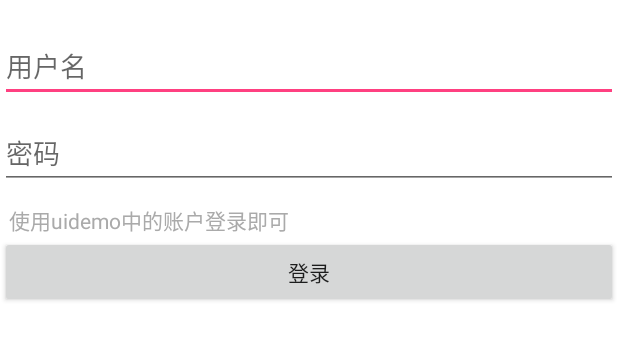
After one commit to Superingxz/EaseChat, an Android app: the layout activity_login.xml on its own in the app's theme, with its tools: preview values and no code run, on a phone screen of 412 x 824 dp. The commit adds this screen. Shown: the top 340 px of the screen. Run offline under Robolectric (Android 15) with nearby library versions, the phone set to English and light mode, and no system bars.

Commit message:
1.create new activity.

```diff
--- a/app/src/main/java/com/hyphenate/chatuidemo/DemoApplication.java
+++ b/app/src/main/java/com/hyphenate/chatuidemo/EaseChatApplication.java
@@ -24,10 +24,10 @@ import com.hyphenate.chatuidemo.utils.HuanXinHelper;
 //import io.fabric.sdk.android.Fabric;
 // ============== fabric end
 
-public class DemoApplication extends Application {
+public class EaseChatApplication extends Application {
 
 	public static Context applicationContext;
-	private static DemoApplication instance;
+	private static EaseChatApplication instance;
 	// login user name
 	public final String PREF_USERNAME = "username";
 
@@ -83,7 +83,7 @@ public class DemoApplication extends Application {
 		//end of red packet code*/
 	}
 
-	public static DemoApplication getInstance() {
+	public static EaseChatApplication getInstance() {
 		return instance;
 	}
 
--- a/app/src/main/java/com/hyphenate/chatuidemo/db/DemoDBManager.java
+++ b/app/src/main/java/com/hyphenate/chatuidemo/db/DemoDBManager.java
@@ -5,8 +5,8 @@ import android.database.Cursor;
 import android.database.sqlite.SQLiteDatabase;
 import android.text.TextUtils;
 
-import com.hyphenate.chatuidemo.Constant;
-import com.hyphenate.chatuidemo.DemoApplication;
+import com.hyphenate.chatuidemo.utils.Constant;
+import com.hyphenate.chatuidemo.EaseChatApplication;
 import com.hyphenate.chatuidemo.domain.InviteMessage;
 import com.hyphenate.chatuidemo.domain.InviteMessage.InviteMessageStatus;
 import com.hyphenate.chatuidemo.domain.RobotUser;
@@ -25,7 +25,7 @@ public class DemoDBManager {
     private DbOpenHelper dbHelper;
 
     private DemoDBManager(){
-        dbHelper = DbOpenHelper.getInstance(DemoApplication.getInstance().getApplicationContext());
+        dbHelper = DbOpenHelper.getInstance(EaseChatApplication.getInstance().getApplicationContext());
     }
 
     public static synchronized DemoDBManager getInstance(){
--- a/app/src/main/java/com/hyphenate/chatuidemo/domain/EmojiconExampleGroupData.java
+++ b/app/src/main/java/com/hyphenate/chatuidemo/domain/EmojiconExampleGroupData.java
@@ -1,6 +1,6 @@
 package com.hyphenate.chatuidemo.domain;
 
-import com.hyphenate.chatuidemo.DemoApplication;
+import com.hyphenate.chatuidemo.EaseChatApplication;
 import com.hyphenate.chatuidemo.R;
 import com.hyphenate.easeui.domain.EaseEmojicon;
 import com.hyphenate.easeui.domain.EaseEmojicon.Type;
@@ -58,7 +58,7 @@ public class EmojiconExampleGroupData {
             datas[i] = new EaseEmojicon(icons[i], null, Type.BIG_EXPRESSION);
             datas[i].setBigIcon(bigIcons[i]);
             //you can replace this to any you want
-            datas[i].setName(DemoApplication.getInstance().getApplicationContext().getString(R.string.emojicon_test_name)+ (i+1));
+            datas[i].setName(EaseChatApplication.getInstance().getApplicationContext().getString(R.string.emojicon_test_name)+ (i+1));
             datas[i].setIdentityCode("em"+ (1000+i+1));
         }
         emojiconGroupEntity.setEmojiconList(Arrays.asList(datas));
--- a/app/src/main/java/com/hyphenate/chatuidemo/ui/ChatActivity.java
+++ b/app/src/main/java/com/hyphenate/chatuidemo/ui/ChatActivity.java
@@ -7,6 +7,7 @@ import android.support.annotation.NonNull;
 import com.hyphenate.chatuidemo.MainActivity;
 import com.hyphenate.chatuidemo.R;
 import com.hyphenate.chatuidemo.runtimepermissions.PermissionsManager;
+import com.hyphenate.easeui.EaseConstant;
 import com.hyphenate.easeui.ui.EaseChatFragment;
 import com.hyphenate.util.EasyUtils;
 
@@ -25,7 +26,7 @@ public class ChatActivity extends BaseActivity{
         setContentView(R.layout.em_activity_chat);
         activityInstance = this;
         //get user id or group id
-        toChatUsername = getIntent().getExtras().getString("userId");
+        toChatUsername = getIntent().getExtras().getString(EaseConstant.EXTRA_USER_ID);
         //use EaseChatFratFragment
         chatFragment = new EaseChatFragment();
         //pass parameters to chat fragment
--- a/app/src/main/java/com/hyphenate/chatuidemo/Constant.java
+++ b/app/src/main/java/com/hyphenate/chatuidemo/utils/Constant.java
@@ -11,7 +11,7 @@
  * See the License for the specific language governing permissions and
  * limitations under the License.
  */
-package com.hyphenate.chatuidemo;
+package com.hyphenate.chatuidemo.utils;
 
 import com.hyphenate.easeui.EaseConstant;
 
--- a/app/src/main/java/com/hyphenate/chatuidemo/DemoModel.java
+++ b/app/src/main/java/com/hyphenate/chatuidemo/utils/DemoModel.java
@@ -1,10 +1,9 @@
-package com.hyphenate.chatuidemo;
+package com.hyphenate.chatuidemo.utils;
 
 import android.content.Context;
 
 import com.hyphenate.chatuidemo.db.UserDao;
 import com.hyphenate.chatuidemo.domain.RobotUser;
-import com.hyphenate.chatuidemo.utils.PreferenceManager;
 import com.hyphenate.easeui.domain.EaseUser;
 import com.hyphenate.easeui.model.EaseAtMessageHelper;
 
--- a/app/src/main/java/com/hyphenate/chatuidemo/utils/HuanXinHelper.java
+++ b/app/src/main/java/com/hyphenate/chatuidemo/utils/HuanXinHelper.java
@@ -30,8 +30,6 @@ import com.hyphenate.chat.EMMessage.Type;
 import com.hyphenate.chat.EMMucSharedFile;
 import com.hyphenate.chat.EMOptions;
 import com.hyphenate.chat.EMTextMessageBody;
-import com.hyphenate.chatuidemo.Constant;
-import com.hyphenate.chatuidemo.DemoModel;
 import com.hyphenate.chatuidemo.MainActivity;
 import com.hyphenate.chatuidemo.R;
 import com.hyphenate.chatuidemo.db.DemoDBManager;
--- a/app/src/main/java/com/hyphenate/chatuidemo/widget/ChatRowVoiceCall.java
+++ b/app/src/main/java/com/hyphenate/chatuidemo/widget/ChatRowVoiceCall.java
@@ -6,7 +6,7 @@ import android.widget.TextView;
 
 import com.hyphenate.chat.EMMessage;
 import com.hyphenate.chat.EMTextMessageBody;
-import com.hyphenate.chatuidemo.Constant;
+import com.hyphenate.chatuidemo.utils.Constant;
 import com.hyphenate.easeui.R;
 import com.hyphenate.easeui.widget.chatrow.EaseChatRow;
 
--- /dev/null
+++ b/app/src/main/res/layout/activity_login.xml
@@ -0,0 +1,40 @@
+<?xml version="1.0" encoding="utf-8"?>
+<LinearLayout xmlns:android="http://schemas.android.com/apk/res/android"
+    android:layout_width="match_parent"
+    android:layout_height="match_parent"
+    android:background="#fff"
+    android:orientation="vertical" >
+
+    <EditText
+        android:id="@+id/et_username"
+        android:layout_width="match_parent"
+        android:layout_height="wrap_content"
+        android:hint="用户名"
+        android:layout_marginTop="20dp"
+        />
+
+    <EditText
+        android:layout_marginTop="10dp"
+        android:id="@+id/et_password"
+        android:layout_width="match_parent"
+        android:layout_height="wrap_content"
+        android:hint="密码"
+        android:inputType="textPassword" />
+
+
+    <TextView
+        android:layout_marginTop="10dp"
+        android:layout_width="wrap_content"
+        android:layout_height="wrap_content"
+        android:layout_marginLeft="6dp"
+        android:layout_marginRight="6dp"
+        android:text="使用uidemo中的账户登录即可"
+        android:textColor="@android:color/darker_gray"
+        />
+    <Button
+        android:id="@+id/btn_login"
+        android:layout_width="match_parent"
+        android:layout_height="wrap_content"
+        android:text="登录" />
+
+</LinearLayout>
```
Also changed, not shown: app/src/main/AndroidManifest.xml (+40 -0 lines), app/src/main/java/com/hyphenate/chatuidemo/LoginActivity.java (added, +65 -0 lines), app/src/main/java/com/hyphenate/chatuidemo/SettingsFragment.java (added, +51 -0 lines), app/src/main/res/layout/activity_chat.xml (added, +8 -0 lines), app/src/main/res/layout/activity_main.xml (+96 -15 lines), app/src/main/res/layout/fragment_settings.xml (added, +30 -0 lines), 1 other file.
